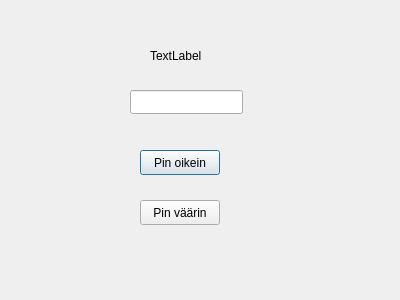
The window that bankautomat/login.ui (bank-2022/group8) describes before a commit, drawn with Qt 5.
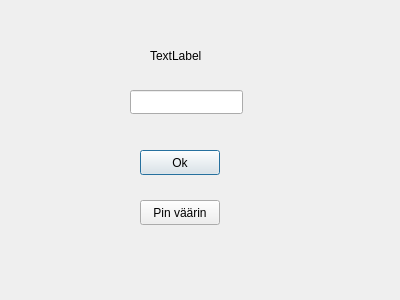
The same window after the commit.

The edit to the form file:
```diff
--- a/bankautomat/login.ui
+++ b/bankautomat/login.ui
@@ -23,7 +23,7 @@
     </rect>
    </property>
    <property name="text">
-    <string>Pin oikein</string>
+    <string>Ok</string>
    </property>
   </widget>
   <widget class="QPushButton" name="wrongPin">
```
